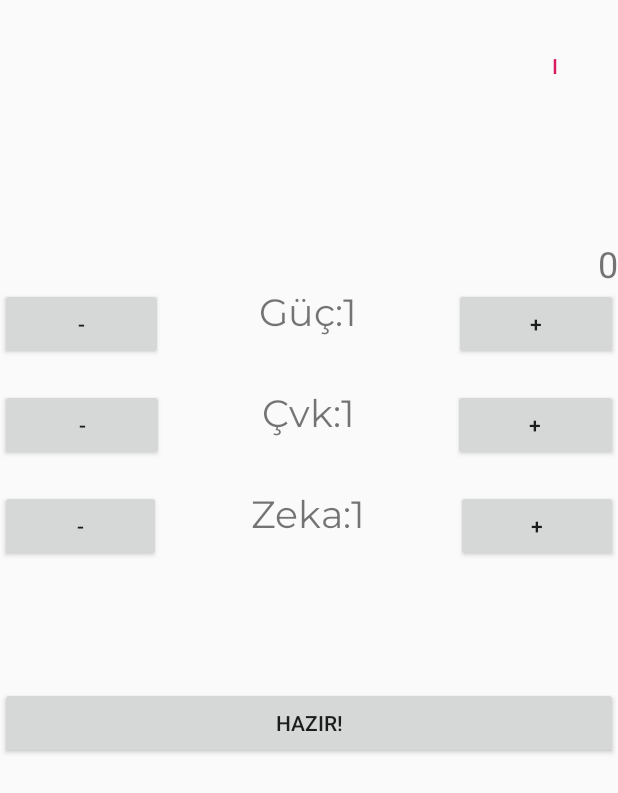
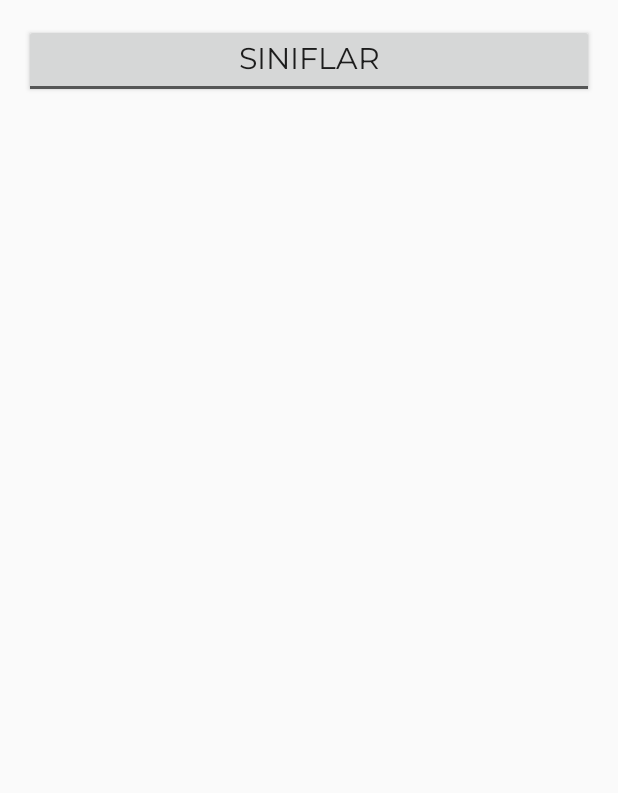
Before and after one commit to mobilproje2019/deneme, an Android app: the stat screen opened directly, with no data from a screen before it, after a tap on an icon or button, on a phone screen of 412 x 824 dp. Shown: the top 793 px of the screen. Run offline under Robolectric (Android 15) with nearby library versions, the phone set to English and light mode, and no system bars.

Commit message:
İnfo kutusundaki ilk info eklendi Çok saçma bi taktikle sorunu çözdüm. Sonradan değiştirmek kolay olsun diye Strings.xml de tutuyorum verileri düğmeyee basılınca oradaki textviewe stringi yüklüyor eğer değilse boş string yolluyor nice and easy

```diff
--- a/app/src/main/java/com/example/deneme/info.java
+++ b/app/src/main/java/com/example/deneme/info.java
@@ -3,12 +3,36 @@ package com.example.deneme;
 import androidx.appcompat.app.AppCompatActivity;
 
 import android.os.Bundle;
+import android.widget.CompoundButton;
+import android.widget.TextView;
+import android.widget.ToggleButton;
 
 public class info extends AppCompatActivity {
+    ToggleButton b_siniflar;
+    TextView g_siniflar;
+
 
     @Override
     protected void onCreate(Bundle savedInstanceState) {
         super.onCreate(savedInstanceState);
         setContentView(R.layout.activity_info);
+
+        g_siniflar=findViewById(R.id.g_siniflar);
+        b_siniflar=findViewById(R.id.b_siniflar);
+
+        b_siniflar.setOnCheckedChangeListener(new CompoundButton.OnCheckedChangeListener() {
+            @Override
+            public void onCheckedChanged(CompoundButton compoundButton, boolean b) {
+                if(b)
+                {
+                    g_siniflar.setText(getResources().getString(R.string.g_siniflar));
+                }
+                else
+                {
+                    g_siniflar.setText("");
+                }
+            }
+        });
+
     }
 }
--- a/app/src/main/java/com/example/deneme/stat.java
+++ b/app/src/main/java/com/example/deneme/stat.java
@@ -152,7 +152,8 @@ public class stat extends AppCompatActivity {
 i.setOnClickListener(new View.OnClickListener() {
     @Override
     public void onClick(View view) {
-
+    Intent info=new Intent(stat.this,info.class);
+    startActivity(info);
     }
 });
 //endregion
--- a/app/src/main/res/layout/activity_info.xml
+++ b/app/src/main/res/layout/activity_info.xml
@@ -7,11 +7,48 @@
     tools:context=".info">
 
     <ScrollView
-        android:layout_width="409dp"
-        android:layout_height="729dp"
+        android:layout_width="0dp"
+        android:layout_height="0dp"
+        android:layout_marginStart="16dp"
+        android:layout_marginTop="16dp"
+        android:layout_marginEnd="16dp"
         app:layout_constraintBottom_toBottomOf="parent"
         app:layout_constraintEnd_toEndOf="parent"
         app:layout_constraintStart_toStartOf="parent"
-        app:layout_constraintTop_toTopOf="parent"/>
+        app:layout_constraintTop_toTopOf="parent">
+
+        <LinearLayout
+            android:layout_width="match_parent"
+            android:layout_height="wrap_content"
+            android:orientation="vertical">
+
+            <LinearLayout
+                android:layout_width="match_parent"
+                android:layout_height="wrap_content"
+                android:orientation="horizontal">
+
+                <ToggleButton
+                    android:id="@+id/b_siniflar"
+                    android:layout_width="wrap_content"
+                    android:layout_height="wrap_content"
+                    android:layout_weight="1"
+                    android:fontFamily="@font/montserrat"
+                    android:text="Sınıflar"
+                    android:textOff="Sınıflar"
+                    android:textOn="Sınıflar"
+                    android:textSize="20sp" />
+
+            </LinearLayout>
+
+            <TextView
+                android:id="@+id/g_siniflar"
+                android:layout_width="match_parent"
+                android:layout_height="wrap_content"
+                android:layout_weight="1"
+                android:fontFamily="@font/montserrat"
+                android:textAlignment="viewStart"
+                android:textSize="20sp" />
+        </LinearLayout>
+    </ScrollView>
 
 </androidx.constraintlayout.widget.ConstraintLayout>
--- a/app/src/main/res/values/strings.xml
+++ b/app/src/main/res/values/strings.xml
@@ -1,3 +1,28 @@
 <resources>
     <string name="app_name">deneme</string>
+    <string name="g_siniflar">
+        \tWarrior, Assassin ve Mage olmak üzere 3 farklı sınıfımız bulunmaktadır. Her sınıfın kendine ait skill ve pasifleri bulunmaktadır. Ayrıca skill
+        pointleriniz başlangıçta seçtiğiniz sınıfa göre farklılık göstericektir.
+        \n\n\tWarrior: Fiziksel güce daha yatkın olan bu sınıf oyunda gücüm herşeye yeter diyenler için birebirdir.Genel yetenekleri güce dayalı olan bu sınıf
+        bazı kapıları kırabilme özelliğine sahiptir.
+        \n\tPasifi: Canınız %15 in altındayken eksik canın %20 \'si kadar daha fazla hasar verir.
+        \n\tSkill: 3 turda bir rakibe ağır darbe vurarak 1 tur boyunca stunda kalmasını sağlar.
+
+        \n\n
+
+        \n\tAssassin: Çeviklik üzerine kurulu olan bu sınıf rakibi hızlı bir biçimde öldürmeye odaklıdır. Yüksek dodge ve crit yeteniği olmasına karşın
+        bir o kadar da kırılgandır. Kapıları maymuncukla açma yeteneğine sahiptir. Tuzaklardan kaçabilme oranı daha yüksektir.
+        \n\tPasifi: CounterAttack %30 şansla rakibin saldırısından kaçıp rakibe kritik saldırıda bulunur.
+        \n\tSkill: 3 turda bir tüm rakiplere normal saldırının %30\' kadar hasar verirsin.
+
+        \n\n
+
+        \n\tMage: Yıkım ve iyileştirme sanatlarında usta olan bu sınıf mistik güçleri sevenler için gayet tatmin edicidir. Fazladan tecrübe puanı kazanırlar
+        ve tüm yetenek güçleri seviyeye bağlı olarak fazladan hasar verir. Az canı ve defansı olduğu için oynanması zor bir sınıftır.
+        \n\tPasifi: Büyülerden daha az hasar alır ve aldığı hasarın %20\'si kadar Manası dolar.
+        \n\tSkill: 4 Turda bir canın %5 i kadar iyileştirir.
+
+        \n\n
+
+    </string>
 </resources>
```
